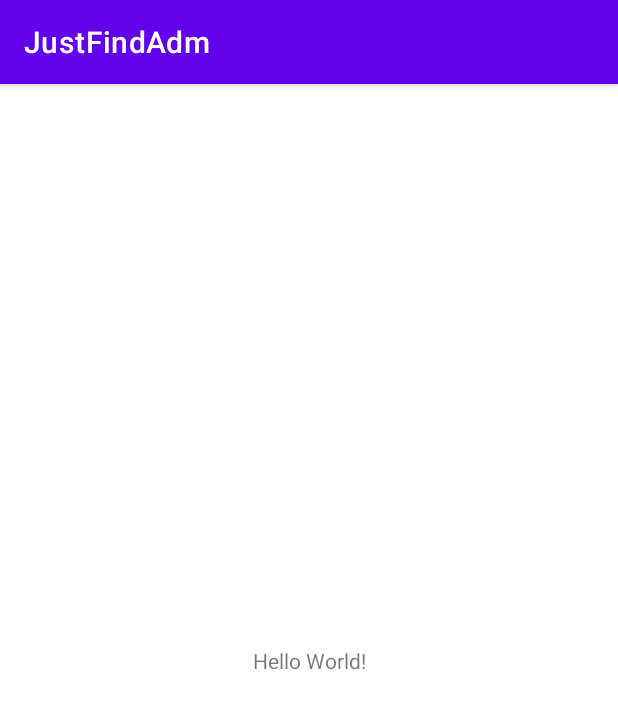
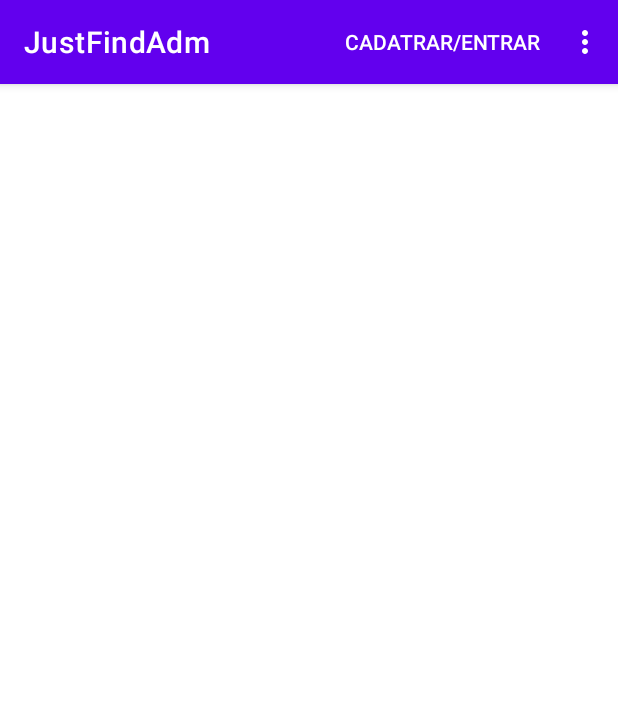
Before and after one commit to MariaCaroll/JustFindAdm, an Android app: the screen it shows after launch (MainActivity before the commit, ProfissionalActivity after it), on a phone screen of 412 x 824 dp. Shown: the top 709 px of the screen. Run offline under Robolectric (Android 15) with nearby library versions, the phone set to English and light mode, and no system bars.

Commit message:
Inicio do projeto

```diff
--- a/app/src/main/AndroidManifest.xml
+++ b/app/src/main/AndroidManifest.xml
@@ -9,7 +9,8 @@
         android:roundIcon="@mipmap/ic_launcher_round"
         android:supportsRtl="true"
         android:theme="@style/Theme.JustFindAdm">
-        <activity android:name=".MainActivity">
+        <activity android:name=".atividades.CadastroActivity"></activity>
+        <activity android:name=".atividades.ProfissionalActivity">
             <intent-filter>
                 <action android:name="android.intent.action.MAIN" />
 
--- a/app/src/main/java/com/example/justfindadm/MainActivity.java
+++ /dev/null
@@ -1,14 +0,0 @@
-package com.example.justfindadm;
-
-import androidx.appcompat.app.AppCompatActivity;
-
-import android.os.Bundle;
-
-public class MainActivity extends AppCompatActivity {
-
-    @Override
-    protected void onCreate(Bundle savedInstanceState) {
-        super.onCreate(savedInstanceState);
-        setContentView(R.layout.activity_main);
-    }
-}
--- /dev/null
+++ b/app/src/main/java/com/example/justfindadm/atividades/ProfissionalActivity.java
@@ -0,0 +1,29 @@
+package com.example.justfindadm.atividades;
+
+import androidx.appcompat.app.AppCompatActivity;
+
+import android.os.Bundle;
+import android.view.Menu;
+
+import com.example.justfindadm.R;
+
+public class ProfissionalActivity extends AppCompatActivity {
+
+    @Override
+    protected void onCreate(Bundle savedInstanceState) {
+        super.onCreate(savedInstanceState);
+        setContentView(R.layout.activity_profissional);
+    }
+
+    @Override
+    public boolean onCreateOptionsMenu(Menu menu) {
+        getMenuInflater().inflate(R.menu.menu_main, menu);
+        return super.onCreateOptionsMenu(menu);
+    }
+    //varificar  e alterar os tipos de menu
+    @Override
+    public boolean onPrepareOptionsMenu(Menu menu) {
+
+        return super.onPrepareOptionsMenu(menu);
+    }
+}
--- a/app/src/main/res/layout/activity_main.xml
+++ b/app/src/main/res/layout/activity_profissional.xml
@@ -4,15 +4,6 @@
     xmlns:tools="http://schemas.android.com/tools"
     android:layout_width="match_parent"
     android:layout_height="match_parent"
-    tools:context=".MainActivity">
-
-    <TextView
-        android:layout_width="wrap_content"
-        android:layout_height="wrap_content"
-        android:text="Hello World!"
-        app:layout_constraintBottom_toBottomOf="parent"
-        app:layout_constraintLeft_toLeftOf="parent"
-        app:layout_constraintRight_toRightOf="parent"
-        app:layout_constraintTop_toTopOf="parent" />
+    tools:context=".atividades.ProfissionalActivity">
 
 </androidx.constraintlayout.widget.ConstraintLayout>
--- /dev/null
+++ b/app/src/main/res/menu/menu_main.xml
@@ -0,0 +1,16 @@
+<?xml version="1.0" encoding="utf-8"?>
+<menu xmlns:android="http://schemas.android.com/apk/res/android"
+    xmlns:app="http://schemas.android.com/apk/res-auto">
+   <group android:id="@+id/group_logado">
+       <item android:id="@+id/menu_profissionais"
+           android:title="Profissionais"/>
+       <item android:id="@+id/menu_sair"
+           android:title="Sair"/>
+   </group>
+
+   <group android:id="@+id/group_deslogado">
+       <item android:id="@+id/menu_cadastrar"
+           android:title="Cadatrar/Entrar"
+           app:showAsAction="always"/>
+   </group>
+</menu>
--- a/app/src/main/res/values/themes.xml
+++ b/app/src/main/res/values/themes.xml
@@ -13,4 +13,9 @@
         <item name="android:statusBarColor" tools:targetApi="l">?attr/colorPrimaryVariant</item>
         <!-- Customize your theme here. -->
     </style>
+    <style name="botaoPadrao" parent="Theme.AppCompat.Light">
+        <item name="colorPrimary">@color/purple_500</item>
+        <item name="colorControlHighlight">#8E8ADF</item>
+        <item name="colorButtonNormal">@color/purple_500</item>
+    </style>
 </resources>
```
Also changed, not shown: app/src/main/java/com/example/justfindadm/atividades/CadastroActivity.java (added, +139 -0 lines), app/src/main/java/com/example/justfindadm/helper/ConfigurarFirebase.java (added, +44 -0 lines), app/src/main/res/drawable/bg_edit_text.xml (added, +8 -0 lines), app/src/main/res/layout/activity_cadastro.xml (added, +76 -0 lines), app/src/main/res/drawable/logo.png (added), app/src/main/res/drawable/logo1.png (added).
